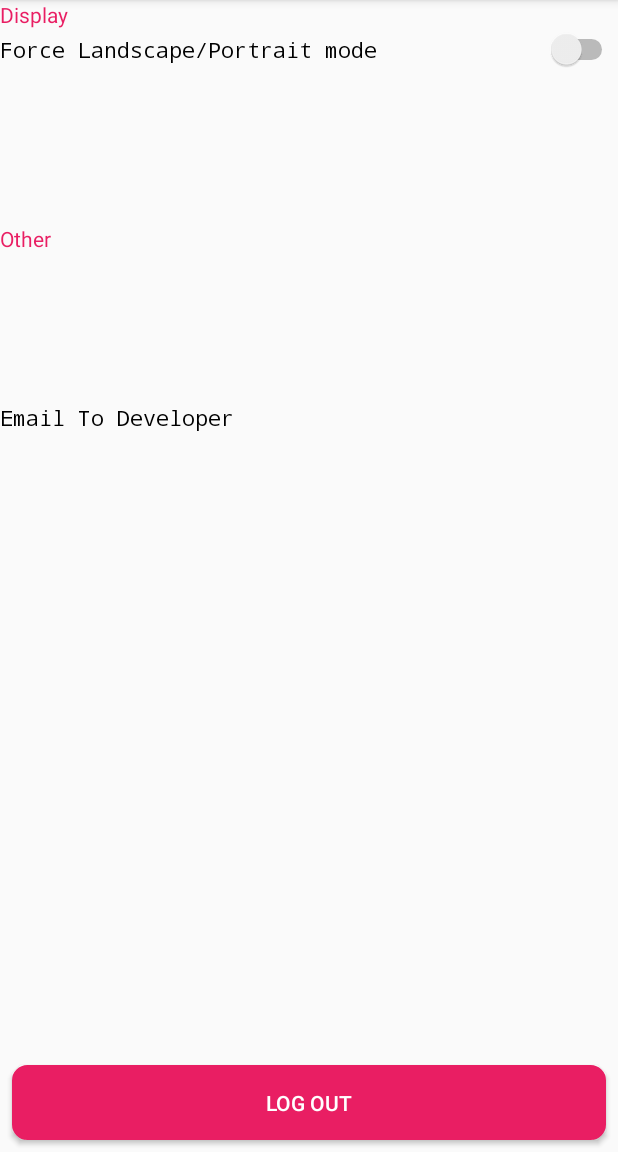
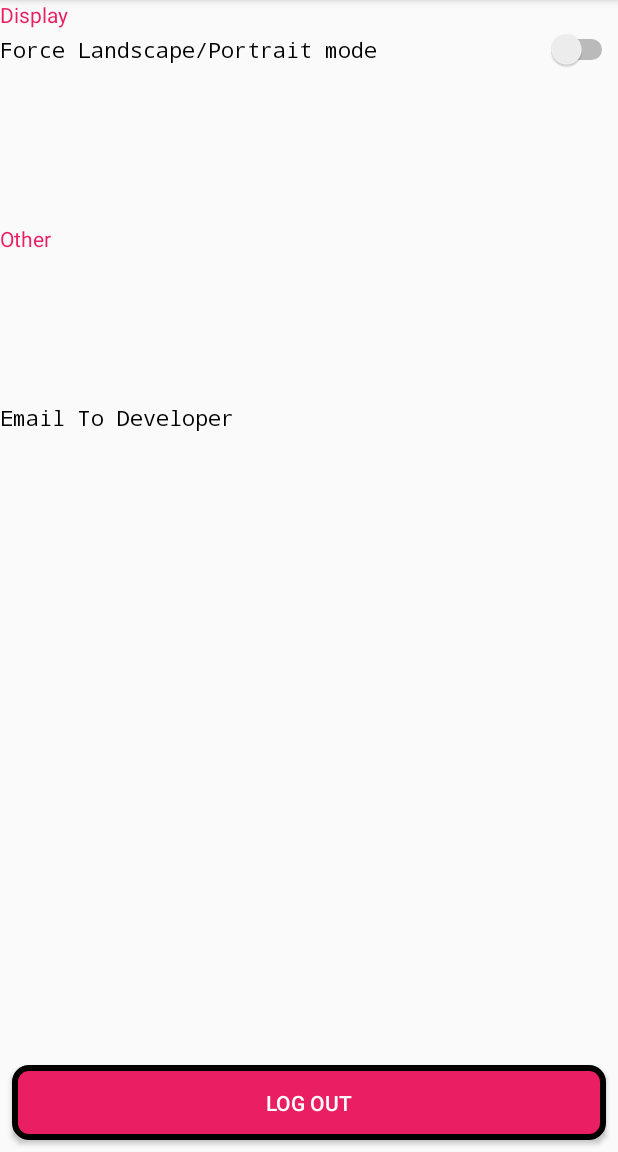
Before and after one commit to ctkqiang/Facial-Expression-MLkit-Firebase-datacollection, an Android app: the Preference screen opened directly, with no data from a screen before it, on a phone screen of 412 x 824 dp, the part 84-1236 px from its top. Run offline under Robolectric (Android 15) with nearby library versions, the phone set to English and light mode, and no system bars; our stand-ins replace Firebase (no records; nobody signed in at launch, a user with empty details on screens opened directly); libraries missing offline, so code that uses them is left out: cn.pedant, com.camerakit, com.jjoe64.graphview, com.karumi.dexter, com.muddzdev.styleabletoast and 2 more; Roboto replaces fonts that are not available here; 3 statements that could not run were skipped.

```diff
--- a/app/src/main/res/drawable/ripple_effect.xml
+++ b/app/src/main/res/drawable/ripple_effect.xml
@@ -4,8 +4,8 @@
     <item>
         <shape android:shape="rectangle">
             <stroke
-                android:width="2dp"
-                android:color="@color/colorAccent"/>
+                android:width="4dp"
+                android:color="@color/gradient" />
             <solid android:color="@color/colorAccent"/>
             <corners android:radius="9dp"/>
         </shape>
```
Also changed, not shown: 2 other files.
